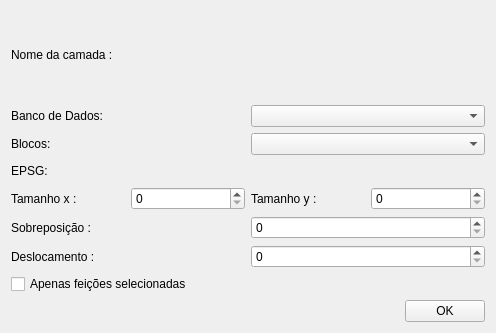
Above: uis/generatesWorkUnit.ui from dsgoficial/SAP_Gerente before the change. Below: the same form after it.
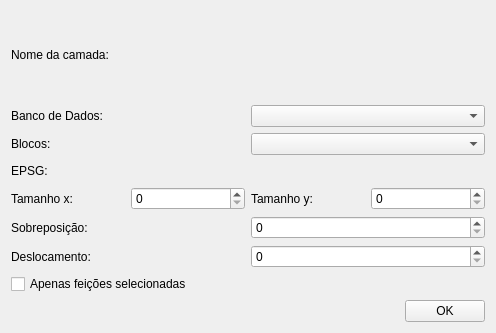
That is the form after the change.

Diff of the .ui file:
```diff
--- a/uis/generatesWorkUnit.ui
+++ b/uis/generatesWorkUnit.ui
@@ -19,7 +19,7 @@
      <item>
       <widget class="QLabel" name="label_5">
        <property name="text">
-        <string>Deslocamento :</string>
+        <string>Deslocamento:</string>
        </property>
       </widget>
      </item>
@@ -37,7 +37,7 @@
      <item>
       <widget class="QLabel" name="label_2">
        <property name="text">
-        <string>Tamanho x :</string>
+        <string>Tamanho x:</string>
        </property>
       </widget>
      </item>
@@ -51,7 +51,7 @@
      <item>
       <widget class="QLabel" name="label_4">
        <property name="text">
-        <string>Tamanho y :</string>
+        <string>Tamanho y:</string>
        </property>
       </widget>
      </item>
@@ -69,7 +69,7 @@
      <item>
       <widget class="QLabel" name="label">
        <property name="text">
-        <string>Nome da camada :</string>
+        <string>Nome da camada:</string>
        </property>
       </widget>
      </item>
@@ -80,7 +80,7 @@
      <item>
       <widget class="QLabel" name="label_3">
        <property name="text">
-        <string>Sobreposição :</string>
+        <string>Sobreposição:</string>
        </property>
       </widget>
      </item>
```
